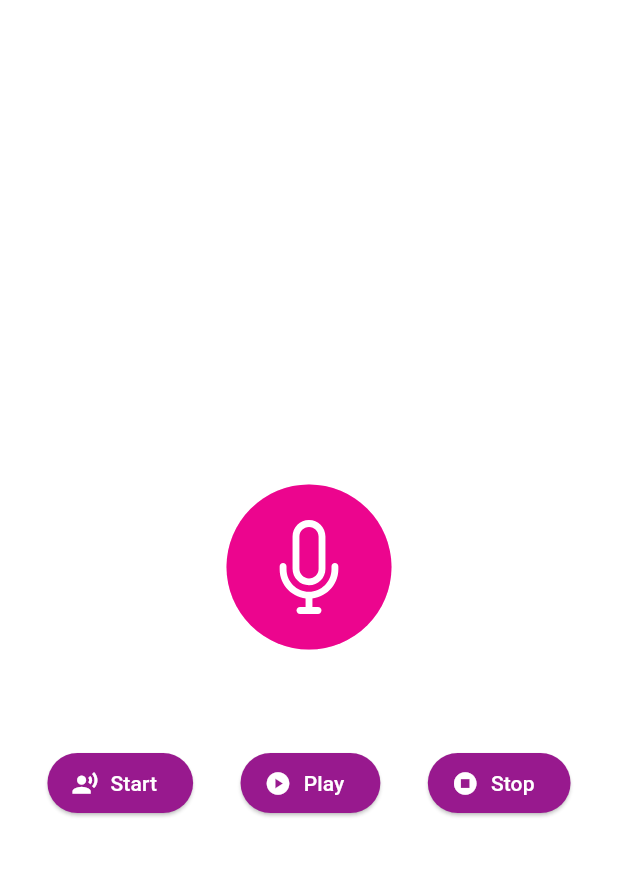
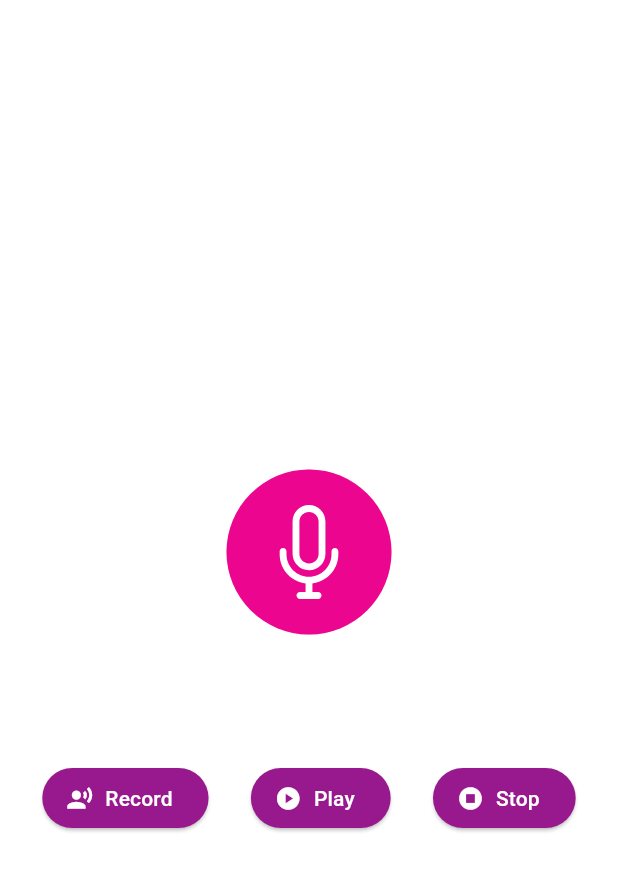
Before and after one commit to AI-for-the-Development-of-Africa/alodometo, a Flutter app: the AudioScreen screen opened directly, after a tap on "Play", on a phone screen of 412 x 824 dp. Shown: the top 871 px of the screen. Run offline on Flutter 3.47's test engine with Material 3 defaults, Android fonts, the light colour scheme and no system bars; our stand-ins replace audioplayers, dio, flutter_riverpod, google_fonts, iconsax, image_picker and 3 more; missing offline and left inert: record; project files that could hold a hidden picture were left out.

Commit message:
Get AI Response on audio screen

```diff
--- a/frontend/lib/src/core/screens/audio/audio_screen.dart
+++ b/frontend/lib/src/core/screens/audio/audio_screen.dart
@@ -1,52 +1,3 @@
-// import 'dart:math';
-
-// import 'package:alo_do_me_to/src/core/components/my_circular_icon_background.dart';
-// import 'package:alo_do_me_to/src/core/components/my_circular_image_background.dart';
-// import 'package:audioplayers/audioplayers.dart';
-// import 'package:flutter/material.dart';
-// import 'package:flutter_svg/svg.dart';
-// import 'package:google_fonts/google_fonts.dart';
-// import 'package:lottie/lottie.dart';
-
-// class AudioScreen extends StatefulWidget {
-//   const AudioScreen({super.key});
-
-//   @override
-//   State<AudioScreen> createState() => _AudioScreenState();
-// }
-
-// class _AudioScreenState extends State<AudioScreen> {
-//     final AudioPlayer _audioPlayer = AudioPlayer();
-
-//   @override
-//   Widget build(BuildContext context) {
-//     return Scaffold(
-//       body: Center(
-//         child: Column(
-//           mainAxisAlignment: MainAxisAlignment.center,
-//           children: [
-//             // LottieBuilder.asset(
-//             //       "assets/animations/recording.json",
-//             //       // animate: isAnimating,
-//             //       width: 150,
-//             //       height: 150,
-//             //     ),
-//             MyCircularIconBackground(
-//                 size: 200,
-//                 icon: Icons.mic,
-//                 color: Theme.of(context).colorScheme.primary),
-//             Text("Ask a question",
-//                 textAlign: TextAlign.center,
-//                 style: GoogleFonts.lato(
-//                     fontSize: 16,
-//                     fontWeight: FontWeight.w600,
-//                     color: const Color(0xff001B44))),
-//            ],
-//         ),
-//       ),
-//     );
-//   }
-// }
 
 import 'package:flutter/material.dart';
 import 'package:flutter_riverpod/flutter_riverpod.dart';
@@ -61,20 +12,9 @@ class AudioScreen extends ConsumerWidget {
   Widget build(BuildContext context, WidgetRef ref) {
     final audioState = ref.watch(audioProvider);
 
-    ref.listen<AudioState>(audioProvider, (previous, next) {
-      if (next is AudioPlaying) {
-        _audioPlayer.play(DeviceFileSource(next.path));
-        _audioPlayer.onPlayerComplete.listen((_) {
-          ref.read(audioProvider.notifier).stopPlaying();
-        });
-      } else if (next is AudioRecorded) {
-        _audioPlayer.stop();
-      }
-    });
-
     Widget animationWidget;
 
-    if (audioState is AudioInitial || audioState is AudioPermissionGranted) {
+if (audioState is AudioInitial || audioState is AudioPermissionGranted) {
       animationWidget = Lottie.asset('assets/animations/initial_state.json');
     } else if (audioState is AudioPermissionDenied) {
       animationWidget = Text('Microphone permission denied');
@@ -82,7 +22,7 @@ class AudioScreen extends ConsumerWidget {
       animationWidget = Lottie.asset('assets/animations/new_recording.json');
     } else if (audioState is AudioRecorded) {
       animationWidget = Lottie.asset('assets/animations/initial_state.json');
-    } else if (audioState is AudioPlaying) {
+    } else if (audioState is AudioAIResponse) {
       animationWidget = Lottie.asset('assets/animations/new_playing.json');
     } else {
       animationWidget = Container();
@@ -98,21 +38,28 @@ class AudioScreen extends ConsumerWidget {
               child: animationWidget,
             ),
             SizedBox(height: 20),
+            if (audioState is AudioAIResponse)
+              Text(
+                "AI Response: ${(audioState as AudioAIResponse).text}",
+                textAlign: TextAlign.center,
+              ),
+            SizedBox(height: 20),
             Row(
               mainAxisAlignment: MainAxisAlignment.spaceEvenly,
               children: [
                 ElevatedButton.icon(
                   onPressed: () {
-                    if (audioState is AudioInitial ||
+                     if (audioState is AudioInitial ||
                         audioState is AudioPermissionGranted ||
-                        audioState is AudioRecorded) {
+                        audioState is AudioRecorded ||
+                        audioState is AudioAIResponse) {
                       ref.read(audioProvider.notifier).startRecording();
                     } else if (audioState is AudioRecording) {
                       ref.read(audioProvider.notifier).stopRecording();
                     }
                   },
                   icon: Icon(Icons.record_voice_over, color: Colors.white),
-                  label: Text('Start', style: TextStyle(color: Colors.white)),
+                  label: Text('Record', style: TextStyle(color: Colors.white)),
                   style: ButtonStyle(
                     backgroundColor: MaterialStateProperty.all<Color>(
                       Theme.of(context).colorScheme.primary,
@@ -121,10 +68,8 @@ class AudioScreen extends ConsumerWidget {
                 ),
                 ElevatedButton.icon(
                   onPressed: () {
-                    if (audioState is AudioRecorded) {
-                      ref.read(audioProvider.notifier).startPlaying();
-                    } else if (audioState is AudioPlaying) {
-                      ref.read(audioProvider.notifier).stopPlaying();
+                    if (audioState is AudioAIResponse) {
+                      ref.read(audioProvider.notifier).playAIResponse();
                     }
                   },
                   icon: Icon(Icons.play_circle, color: Colors.white),
```
Also changed, not shown: frontend/lib/src/core/providers/audio_provider.dart (+39 -2 lines), frontend/lib/src/core/services/voice_assistant.service.dart (added, +44 -0 lines), 2 other files.
